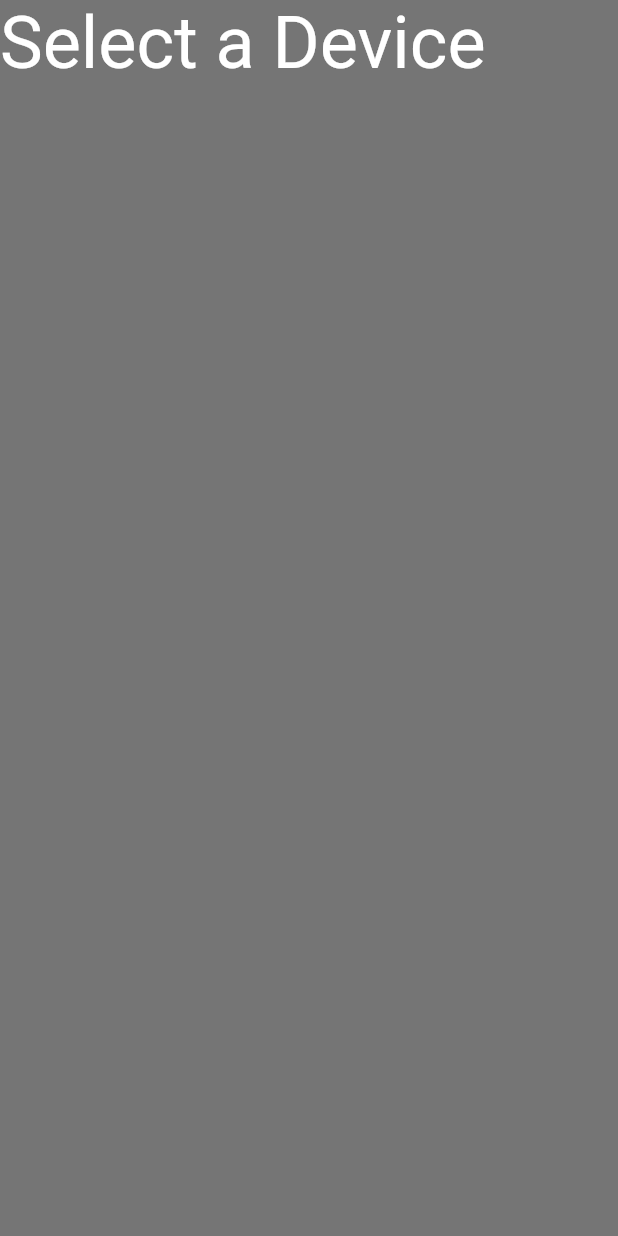
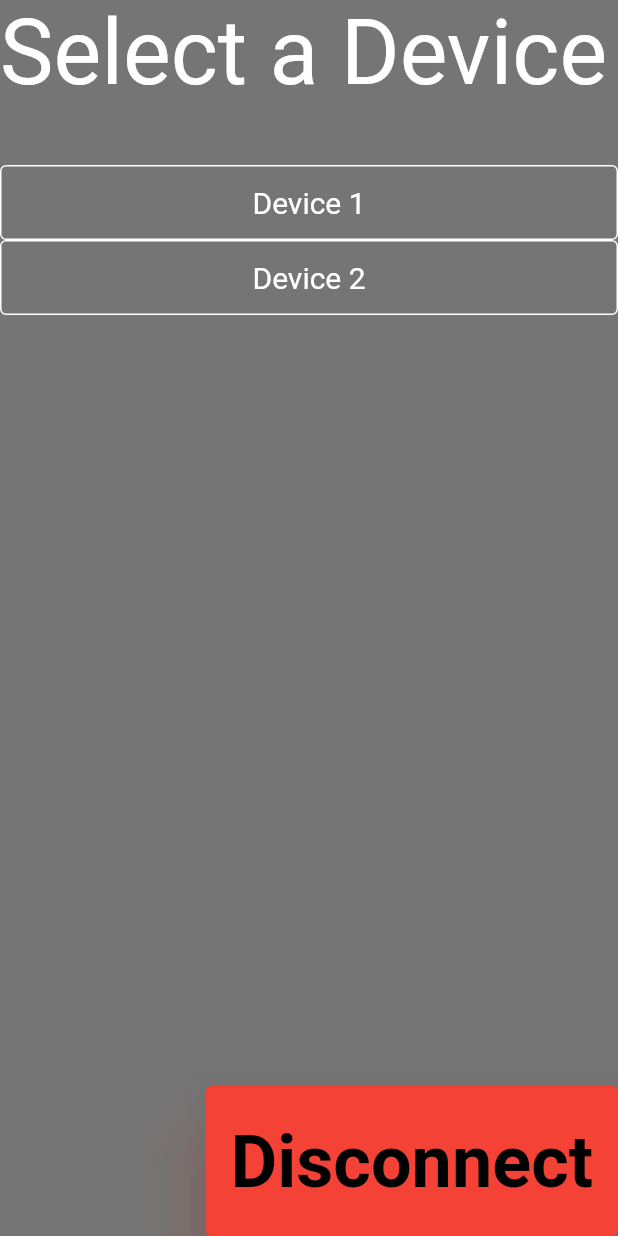
Before and after one commit to Cgende/bor-network, a Flutter app: the screen it shows after launch, after a tap on "Connect", on a phone screen of 412 x 824 dp. Run offline on Flutter 3.47's test engine with Material 2 defaults, Android fonts, the phone set to English and light mode, and no system bars; our stand-ins replace flutter_bluetooth_serial; missing offline and left inert: flutter_reactive_ble.

Commit message:
First and Second Screen pretty much done, need to add text messaging on Third Screen.

```diff
--- a/lib/DeviceList.dart
+++ b/lib/DeviceList.dart
@@ -1,17 +1,70 @@
 import 'package:flutter/material.dart';
+import 'package:hello_world/Messaging.dart';
 
-class DeviceList extends StatelessWidget{
-  const DeviceList({super.key});
+
+class DeviceList extends StatefulWidget {
 
   @override
-  Widget build(BuildContext context){
-    return const Scaffold(
-      backgroundColor: Colors.black54,
-      body: Align(
-        alignment: Alignment.topLeft,
-        child: Text("Select a Device", style: TextStyle(color: Colors.white, fontSize: 48),
-        ),
-      ),
-    );
+  State createState() => new _MyPageTwoState();
+}
+
+class _MyPageTwoState extends State<DeviceList> {
+  List<String> device = ["Device 1", "Device 2"];
+
+
+  @override
+  Widget build(BuildContext context) {
+    return Scaffold(
+        backgroundColor: Colors.black54,
+        body: Column(
+          mainAxisAlignment: MainAxisAlignment.spaceBetween,
+          children: <Widget>[
+            const Align(
+              alignment: Alignment(-.98, -.98),
+              child: Text(
+                "Select a Device",
+                style: TextStyle(color: Colors.white, fontSize: 60),
+              ),
+            ),
+            Expanded(
+                child: ListView.builder(
+                    padding: const EdgeInsets.only(top: 40),
+                    itemCount: device.length,
+                    itemBuilder: (BuildContext context, int index) {
+                      return OutlinedButton(
+                        onPressed: () {
+                          Navigator.push(
+                              context,
+                              MaterialPageRoute(
+                                  builder: (context) => Messaging(device: device[index])
+                              ));
+                        },
+                        style: OutlinedButton.styleFrom(
+                            textStyle: const TextStyle(fontSize: 20),
+                            foregroundColor: Colors.white,
+                            fixedSize: const Size(200, 50),
+                            side: const BorderSide(color: Colors.white)),
+                        child: Text(device[index]),
+                      );
+                      //Text(devices[index]);
+                    })),
+            Align(
+                alignment: Alignment.bottomRight,
+                child: ElevatedButton(
+                  onPressed: () {
+                    Navigator.pop(context);
+                  },
+                  style: ElevatedButton.styleFrom(
+                      textStyle: const TextStyle(
+                          fontSize: 48, fontWeight: FontWeight.bold),
+                      backgroundColor: Colors.red,
+                      shadowColor: Colors.red,
+                      foregroundColor: Colors.black,
+                      fixedSize: const Size(275, 100),
+                      elevation: 20.0),
+                  child: const Text("Disconnect"),
+                )),
+          ],
+        ));
   }
 }
--- a/lib/main.dart
+++ b/lib/main.dart
@@ -131,15 +131,15 @@ class _MyHomePageState extends State<MyHomePage> {
     // fast, so that you can just rebuild anything that needs updating rather
     // than having to individually change instances of widgets.
 
-    return MaterialApp(
-        debugShowCheckedModeBanner: false,
-        home: Scaffold(
+    return Scaffold(
           backgroundColor: Colors.black54,
-          body: ListView(children: <Widget>[
-            Column(children: <Widget>[
-              Container(
-                margin: const EdgeInsets.only(top: 50),
-                child: const Icon(Icons.bluetooth,
+          body: Column(
+            mainAxisAlignment: MainAxisAlignment.spaceBetween,
+                children: <Widget>[
+              const Align(
+                alignment: Alignment.center,
+                heightFactor: 1.5,
+                child: Icon(Icons.bluetooth,
                     size: 100,
                     color: Colors.white,
                     shadows: [
@@ -158,12 +158,12 @@ class _MyHomePageState extends State<MyHomePage> {
                       Shadow(
                           color: Colors.blue,
                           blurRadius: 3,
-                      offset: Offset(-5, 0))]
+                          offset: Offset(-5, 0))
+                    ]),
               ),
-              ),
-              Container(
-                  margin: const EdgeInsets.only(top: 100, bottom: 50),
-                  child: const Text(
+              const Align(
+                  alignment: Alignment.center,
+                  child: Text(
                     "The BOR Network",
                     style: TextStyle(
                         color: Colors.blue,
@@ -175,14 +175,14 @@ class _MyHomePageState extends State<MyHomePage> {
                               offset: Offset(0, 5))
                         ]),
                   )),
-              Container(
-                  margin: const EdgeInsets.only(top: 50),
+              Align(
+                  alignment: Alignment.center,
                   child: ElevatedButton(
                     onPressed: () {
                       Navigator.push(
                           context,
                           MaterialPageRoute(
-                              builder: (context) => const DeviceList()));
+                              builder: (context) => DeviceList()));
                     },
                     style: ElevatedButton.styleFrom(
                         textStyle: const TextStyle(
@@ -194,19 +194,17 @@ class _MyHomePageState extends State<MyHomePage> {
                         elevation: 20.0),
                     child: const Text("Connect"),
                   )),
-              Container(
-                margin: const EdgeInsets.only(top: 200),
+              Align(
+                alignment: Alignment.bottomRight,
                 child: RichText(
                   text: const TextSpan(
                     children: [
                       WidgetSpan(
-                        child: Icon(Icons.copyright, size: 14, color: Colors.white),
+                        child: Icon(Icons.copyright,
+                            size: 16, color: Colors.white),
                       ),
                       TextSpan(
-                        style: TextStyle(
-                          color: Colors.white,
-                          fontSize: 12
-                        ),
+                        style: TextStyle(color: Colors.white, fontSize: 14),
                         text: " The BORing Team",
                       ),
                     ],
@@ -214,7 +212,6 @@ class _MyHomePageState extends State<MyHomePage> {
                 ),
               )
             ])
-          ]),
-        ));
+        );
   }
 }
```
Also changed, not shown: lib/Messaging.dart (added, +51 -0 lines). Lines whose indentation alone changed are shown as unchanged.
